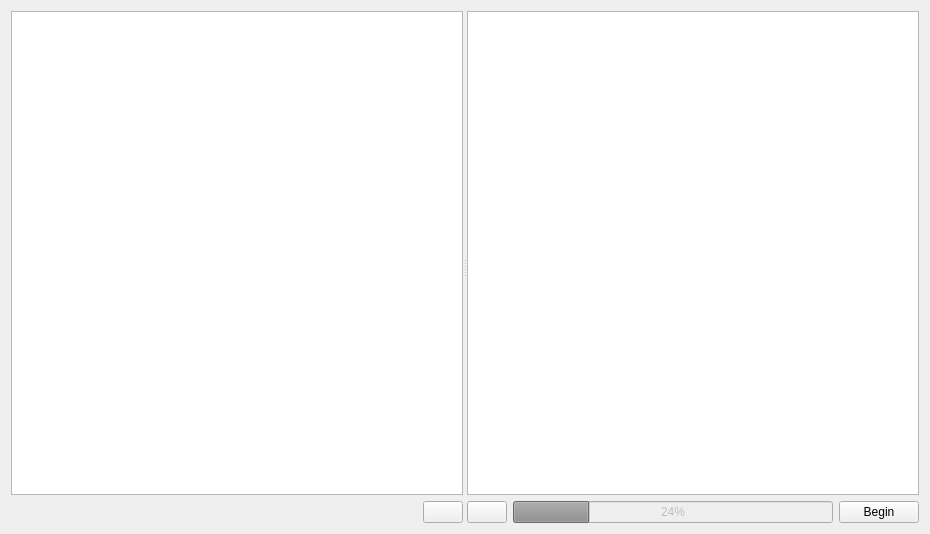
Qt form editor/ui/Repository.ui (kipr/kiss) before a commit.
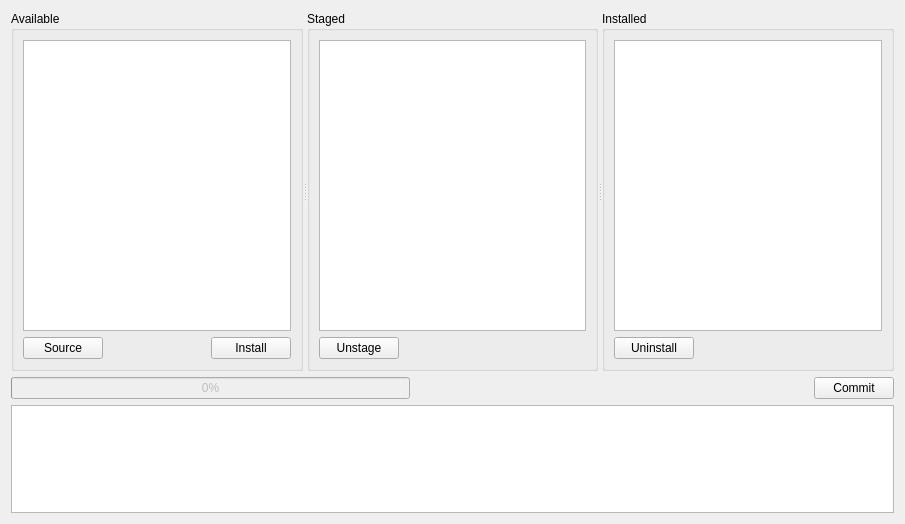
The same form after that commit. Icons and pictures are not drawn.

Commit message: Updated repository interface

```diff
--- a/editor/ui/Repository.ui
+++ b/editor/ui/Repository.ui
@@ -6,28 +6,38 @@
    <rect>
     <x>0</x>
     <y>0</y>
-    <width>930</width>
-    <height>534</height>
+    <width>905</width>
+    <height>524</height>
    </rect>
   </property>
   <property name="windowTitle">
    <string>Form</string>
   </property>
-  <layout class="QVBoxLayout" name="verticalLayout_3">
+  <layout class="QVBoxLayout" name="verticalLayout_4" stretch="10,0,3">
    <item>
     <widget class="QSplitter" name="splitter">
      <property name="orientation">
       <enum>Qt::Horizontal</enum>
      </property>
-     <widget class="QWidget" name="verticalLayoutWidget_2">
-      <layout class="QVBoxLayout" name="verticalLayout_2">
+     <widget class="QGroupBox" name="groupBox">
+      <property name="title">
+       <string>Available</string>
+      </property>
+      <layout class="QVBoxLayout" name="verticalLayout">
        <item>
         <widget class="QListWidget" name="ui_list"/>
        </item>
        <item>
-        <layout class="QHBoxLayout" name="horizontalLayout_2">
+        <layout class="QHBoxLayout" name="horizontalLayout">
          <item>
-          <spacer name="horizontalSpacer_2">
+          <widget class="QPushButton" name="ui_source">
+           <property name="text">
+            <string>Source</string>
+           </property>
+          </widget>
+         </item>
+         <item>
+          <spacer name="horizontalSpacer">
            <property name="orientation">
             <enum>Qt::Horizontal</enum>
            </property>
@@ -42,7 +52,7 @@
          <item>
           <widget class="QPushButton" name="ui_mark">
            <property name="text">
-            <string/>
+            <string>Install</string>
            </property>
            <property name="icon">
             <iconset resource="../rc/icons.qrc">
@@ -54,17 +64,33 @@
        </item>
       </layout>
      </widget>
-     <widget class="QWidget" name="verticalLayoutWidget">
-      <layout class="QVBoxLayout" name="verticalLayout">
+     <widget class="QGroupBox" name="groupBox_2">
+      <property name="title">
+       <string>Staged</string>
+      </property>
+      <layout class="QVBoxLayout" name="verticalLayout_2">
        <item>
-        <widget class="QListWidget" name="ui_installList"/>
+        <widget class="QListWidget" name="ui_stagedList">
+         <property name="iconSize">
+          <size>
+           <width>16</width>
+           <height>16</height>
+          </size>
+         </property>
+         <property name="flow">
+          <enum>QListView::TopToBottom</enum>
+         </property>
+         <property name="viewMode">
+          <enum>QListView::ListMode</enum>
+         </property>
+        </widget>
        </item>
        <item>
-        <layout class="QHBoxLayout" name="horizontalLayout">
+        <layout class="QHBoxLayout" name="horizontalLayout_2">
          <item>
           <widget class="QPushButton" name="ui_unmark">
            <property name="text">
-            <string/>
+            <string>Unstage</string>
            </property>
            <property name="icon">
             <iconset resource="../rc/icons.qrc">
@@ -73,28 +99,99 @@
           </widget>
          </item>
          <item>
-          <widget class="QProgressBar" name="ui_progressBar">
-           <property name="enabled">
-            <bool>false</bool>
+          <spacer name="horizontalSpacer_2">
+           <property name="orientation">
+            <enum>Qt::Horizontal</enum>
            </property>
-           <property name="value">
-            <number>24</number>
+           <property name="sizeHint" stdset="0">
+            <size>
+             <width>40</width>
+             <height>20</height>
+            </size>
            </property>
-          </widget>
+          </spacer>
          </item>
+        </layout>
+       </item>
+      </layout>
+     </widget>
+     <widget class="QGroupBox" name="groupBox_3">
+      <property name="title">
+       <string>Installed</string>
+      </property>
+      <layout class="QVBoxLayout" name="verticalLayout_3">
+       <item>
+        <widget class="QListWidget" name="ui_installList"/>
+       </item>
+       <item>
+        <layout class="QHBoxLayout" name="horizontalLayout_3">
          <item>
-          <widget class="QPushButton" name="ui_begin">
+          <widget class="QPushButton" name="ui_uninstall">
            <property name="text">
-            <string>Begin</string>
+            <string>Uninstall</string>
+           </property>
+           <property name="icon">
+            <iconset resource="../rc/icons.qrc">
+             <normaloff>:/shortcuts/file/icon_set/icons/cross.png</normaloff>:/shortcuts/file/icon_set/icons/cross.png</iconset>
            </property>
           </widget>
          </item>
+         <item>
+          <spacer name="horizontalSpacer_3">
+           <property name="orientation">
+            <enum>Qt::Horizontal</enum>
+           </property>
+           <property name="sizeHint" stdset="0">
+            <size>
+             <width>40</width>
+             <height>20</height>
+            </size>
+           </property>
+          </spacer>
+         </item>
         </layout>
        </item>
       </layout>
      </widget>
     </widget>
    </item>
+   <item>
+    <layout class="QHBoxLayout" name="horizontalLayout_4">
+     <item>
+      <widget class="QProgressBar" name="ui_progressBar">
+       <property name="enabled">
+        <bool>false</bool>
+       </property>
+       <property name="value">
+        <number>0</number>
+       </property>
+      </widget>
+     </item>
+     <item>
+      <spacer name="horizontalSpacer_4">
+       <property name="orientation">
+        <enum>Qt::Horizontal</enum>
+       </property>
+       <property name="sizeHint" stdset="0">
+        <size>
+         <width>40</width>
+         <height>20</height>
+        </size>
+       </property>
+      </spacer>
+     </item>
+     <item>
+      <widget class="QPushButton" name="ui_begin">
+       <property name="text">
+        <string>Commit</string>
+       </property>
+      </widget>
+     </item>
+    </layout>
+   </item>
+   <item>
+    <widget class="QListWidget" name="ui_log"/>
+   </item>
   </layout>
  </widget>
  <resources>
```
The commit also changes 5 other files.
